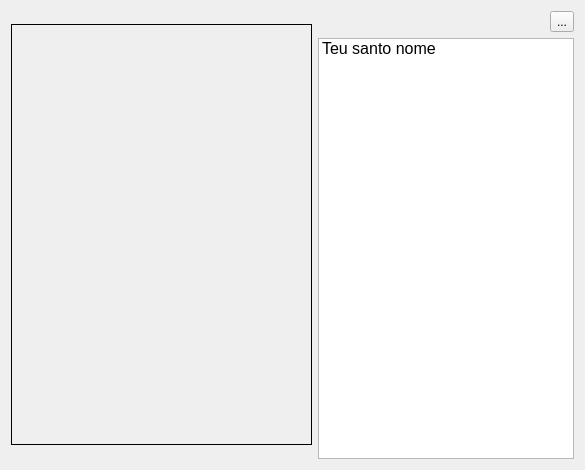
Old version of the form coletanea/telaColetanea.ui in the repository Deivison07/public_projSono.
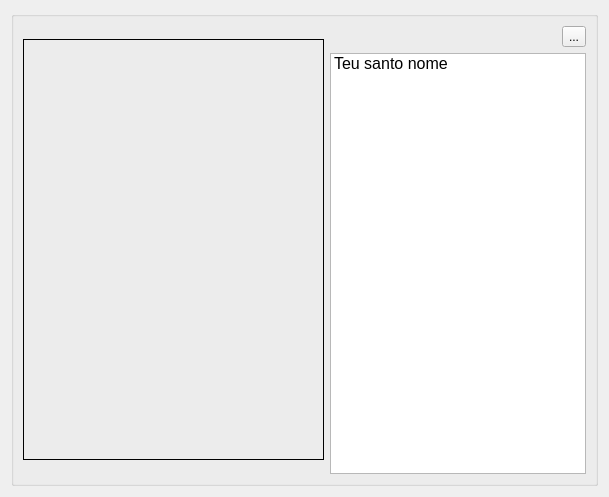
New version of the form. Icons and pictures are not drawn.

Commit message: apresentacao das coletaneas nao e mais em pop-up

```diff
--- a/coletanea/telaColetanea.ui
+++ b/coletanea/telaColetanea.ui
@@ -9,7 +9,7 @@
    <rect>
     <x>0</x>
     <y>0</y>
-    <width>585</width>
+    <width>594</width>
     <height>468</height>
    </rect>
   </property>
@@ -24,9 +24,17 @@
   </property>
   <layout class="QHBoxLayout" name="horizontalLayout_2">
    <item>
-    <layout class="QHBoxLayout" name="horizontalLayout">
+    <widget class="QGroupBox" name="boxColetanea">
+     <property name="title">
+      <string/>
+     </property>
+     <layout class="QHBoxLayout" name="horizontalLayout_4">
      <item>
-      <widget class="QLabel" name="label">
+       <layout class="QHBoxLayout" name="horizontalLayoutColetanea">
+        <item>
+         <layout class="QHBoxLayout" name="horizontalLayoutColetanea_2">
+          <item>
+           <widget class="QLabel" name="imagemColetanea">
        <property name="minimumSize">
         <size>
          <width>301</width>
@@ -53,8 +61,10 @@
        </property>
       </widget>
      </item>
+         </layout>
+        </item>
      <item>
-      <layout class="QVBoxLayout" name="verticalLayout">
+         <layout class="QVBoxLayout" name="verticalLayoutColetanea">
        <item alignment="Qt::AlignRight">
         <widget class="QToolButton" name="toolButton">
          <property name="text">
@@ -98,6 +108,9 @@
       </layout>
      </item>
     </layout>
+      </item>
+     </layout>
+    </widget>
    </item>
   </layout>
  </widget>
```
Left out of the diff: 4 changed lines with no effect on the pictures. Lines whose indentation alone changed are shown as unchanged. The commit also changes 14 other files.
